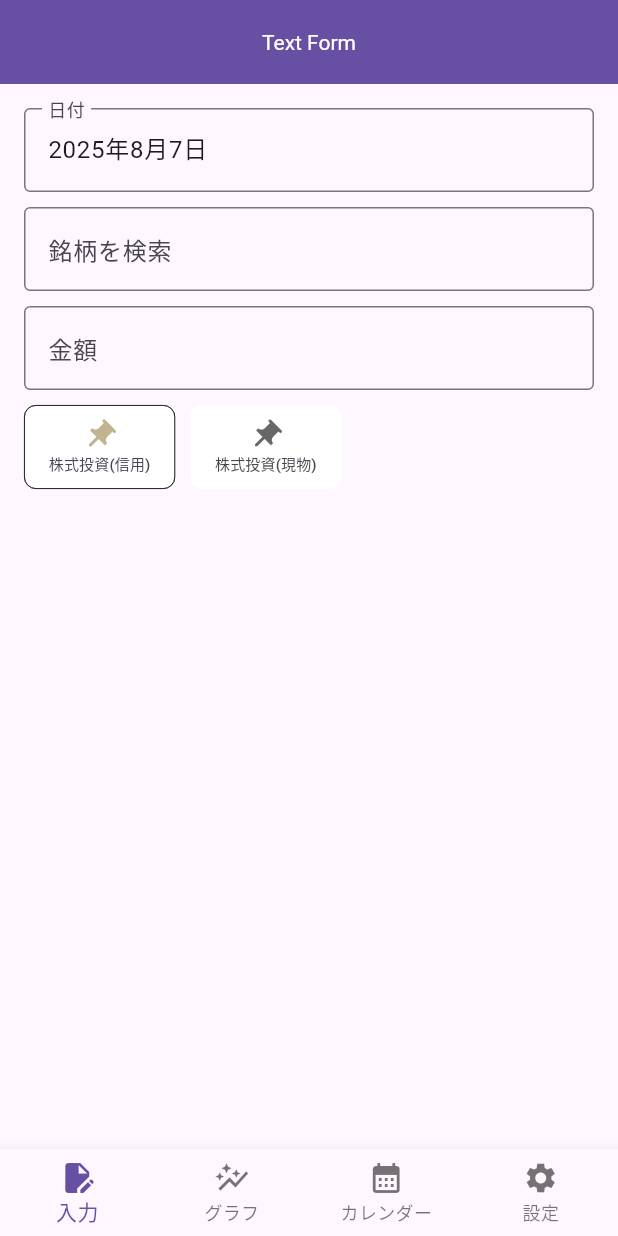
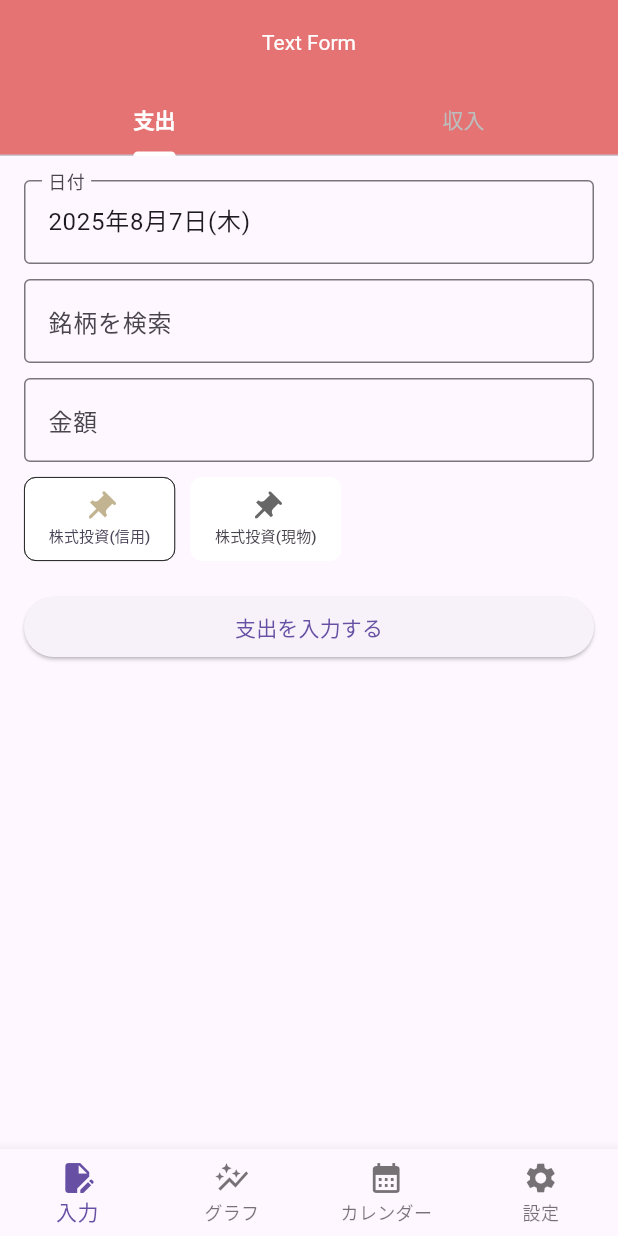
Before and after one commit to kao126/nantokanaru, a Flutter app: the screen it shows after launch, on a phone screen of 412 x 824 dp. Run offline on Flutter 3.47's test engine with Material 3 defaults, Android fonts, the phone set to English and light mode, and no system bars; our stand-ins replace csv, table_calendar; missing offline and left inert: holiday_jp.

Commit message:
update: text-form page

```diff
--- a/lib/components/text-form.dart
+++ b/lib/components/text-form.dart
@@ -1,5 +1,7 @@
 import 'package:flutter/material.dart';
 import 'package:flutter/cupertino.dart';
+import 'package:flutter/services.dart';
+import 'package:intl/intl.dart';
 import 'package:nantokanaru/utils/csv_loader.dart';
 import 'package:nantokanaru/utils/csv_format.dart';
 
@@ -13,16 +15,41 @@ class TextFormPage extends StatefulWidget {
 class _TextFormPageState extends State<TextFormPage> {
   final TextEditingController _dayController = TextEditingController();
   final TextEditingController _amountController = TextEditingController();
-  int _choiceIndex = 0;
+  final NumberFormat _yenFormat =
+      NumberFormat.currency(locale: 'ja_JP', symbol: '¥', decimalDigits: 0);
+  int _chipIndex = 0;
+  int _tabIndex = 0;
   DateTime _selectedDate = DateTime.now();
   List<String> _csvData = [];
 
   @override
   void initState() {
     super.initState();
+    _loadData();
     _dayController.text =
-        "${_selectedDate.year}年${_selectedDate.month}月${_selectedDate.day}日";
-    _loadData();
+        "${_selectedDate.year}年${_selectedDate.month}月${_selectedDate.day}日(${DateFormat.E('ja_JP').format(_selectedDate)})";
+
+    _amountController.addListener(() {
+      final raw = _amountController.text.replaceAll(RegExp(r'[¥,]'), '');
+
+      if (raw.isEmpty) return;
+
+      final number = int.tryParse(raw);
+      if (number == null) return;
+
+      final newText = _yenFormat.format(number);
+
+      // カーソル位置補正
+      final selectionIndexFromRight =
+          _amountController.text.length - _amountController.selection.end;
+
+      _amountController.value = TextEditingValue(
+        text: newText,
+        selection: TextSelection.collapsed(
+          offset: newText.length - selectionIndexFromRight,
+        ),
+      );
+    });
   }
 
   @override
@@ -56,7 +83,7 @@ class _TextFormPageState extends State<TextFormPage> {
               setState(() {
                 _selectedDate = newDate;
                 _dayController.text =
-                    "${newDate.year}年${newDate.month}月${newDate.day}日";
+                    "${newDate.year}年${newDate.month}月${newDate.day}日(${DateFormat.E('ja_JP').format(newDate)})";
               });
             },
           ),
@@ -67,18 +94,50 @@ class _TextFormPageState extends State<TextFormPage> {
 
   @override
   Widget build(BuildContext context) {
-    return Scaffold(
+    return DefaultTabController(
+      length: 2,
+      child: GestureDetector(
+        behavior: HitTestBehavior.translucent, // ← 空白も検出できるように
+        onTap: () {
+          FocusScope.of(context).unfocus(); // ← フォーカスを外す
+        },
+        child: Scaffold(
           appBar: AppBar(
             title: const Text('Text Form'),
             centerTitle: true,
             titleTextStyle: TextStyle(
               color: Theme.of(context).colorScheme.onPrimary,
             ),
-        backgroundColor: Theme.of(context).colorScheme.primary,
+            backgroundColor: _tabIndex == 0
+                // ? Theme.of(context).colorScheme.primary
+                ? Colors.red[300]
+                : Colors.blue[300],
+            bottom: TabBar(
+              // controller: tabController,
+              tabs: const <Widget>[
+                Tab(text: "支出"),
+                Tab(text: "収入"),
+              ],
+              indicatorColor: Colors.white,
+              labelColor: Colors.white,
+              labelStyle: const TextStyle(
+                fontWeight: FontWeight.bold,
+              ),
+              unselectedLabelColor: Colors.grey[400],
+              unselectedLabelStyle: const TextStyle(
+                fontWeight: FontWeight.normal,
+              ),
+              onTap: (int index) {
+                setState(() {
+                  _tabIndex = index; // 選択中インデックスを更新
+                });
+              },
+            ),
           ),
           body: Container(
             width: double.infinity,
             padding: const EdgeInsets.all(16.0),
+            child: SingleChildScrollView(
               child: Column(
                 crossAxisAlignment: CrossAxisAlignment.stretch,
                 children: [
@@ -94,26 +153,29 @@ class _TextFormPageState extends State<TextFormPage> {
                     onTap: () => _showDatePicker(context),
                   ),
                   const SizedBox(height: 10),
-            Autocomplete(fieldViewBuilder:
-                (context, textEditingController, focusNode, onFieldSubmitted) {
+                  Autocomplete(
+                    fieldViewBuilder: (context, textEditingController,
+                        focusNode, onFieldSubmitted) {
                       return TextFormField(
                         controller: textEditingController,
                         focusNode: focusNode,
                         decoration: const InputDecoration(
-                  hintText: '銘柄を検索',
+                          labelText: '銘柄を検索',
                           border: OutlineInputBorder(),
                         ),
                         onFieldSubmitted: (value) => onFieldSubmitted(),
                       );
-            }, optionsBuilder: (textEdigingValue) {
-              return _csvData
-                  .where((option) => option.contains(textEdigingValue.text));
-            }, optionsViewBuilder: (context, onSelected, options) {
+                    },
+                    optionsBuilder: (textEdigingValue) {
+                      return _csvData.where(
+                          (option) => option.contains(textEdigingValue.text));
+                    },
+                    optionsViewBuilder: (context, onSelected, options) {
                       return Align(
                         alignment: Alignment.topLeft,
                         child: Container(
-                  padding:
-                      const EdgeInsets.only(right: 32.0), // ← 右側にPaddingを追加
+                          padding: const EdgeInsets.only(
+                              right: 32.0), // ← 右側にPaddingを追加
                           child: Material(
                             elevation: 4.0,
                             child: ConstrainedBox(
@@ -135,15 +197,17 @@ class _TextFormPageState extends State<TextFormPage> {
                           ),
                         ),
                       );
-            }),
+                    },
+                  ),
                   const SizedBox(height: 10),
-            TextField(
+                  TextFormField(
                     controller: _amountController,
                     decoration: const InputDecoration(
-                hintText: '金額',
+                      labelText: '金額',
                       border: OutlineInputBorder(),
                     ),
                     keyboardType: TextInputType.number,
+                    inputFormatters: [FilteringTextInputFormatter.digitsOnly],
                   ),
                   const SizedBox(height: 10),
                   Wrap(
@@ -162,16 +226,18 @@ class _TextFormPageState extends State<TextFormPage> {
                           ],
                         ),
                         labelStyle: const TextStyle(fontSize: 10),
-                  selected: _choiceIndex == 0,
-                  side: _choiceIndex == 0
-                      ? const BorderSide(color: Colors.black87, width: 0.5)
-                      : const BorderSide(color: Colors.transparent, width: 0.5),
+                        selected: _chipIndex == 0,
+                        side: _chipIndex == 0
+                            ? const BorderSide(
+                                color: Colors.black87, width: 0.5)
+                            : const BorderSide(
+                                color: Colors.transparent, width: 0.5),
                         backgroundColor: Colors.white,
                         selectedColor: Colors.white,
                         showCheckmark: false,
                         onSelected: (bool selected) {
                           setState(() {
-                      _choiceIndex = 0;
+                            _chipIndex = 0;
                           });
                         },
                       ),
@@ -188,22 +254,35 @@ class _TextFormPageState extends State<TextFormPage> {
                           ],
                         ),
                         labelStyle: const TextStyle(fontSize: 10),
-                  selected: _choiceIndex == 1,
-                  side: _choiceIndex == 1
-                      ? const BorderSide(color: Colors.black87, width: 0.5)
-                      : const BorderSide(color: Colors.transparent, width: 0.5),
+                        selected: _chipIndex == 1,
+                        side: _chipIndex == 1
+                            ? const BorderSide(
+                                color: Colors.black87, width: 0.5)
+                            : const BorderSide(
+                                color: Colors.transparent, width: 0.5),
                         backgroundColor: Colors.white,
                         selectedColor: Colors.white,
                         showCheckmark: false,
                         onSelected: (bool selected) {
                           setState(() {
-                      _choiceIndex = 1;
+                            _chipIndex = 1;
                           });
                         },
                       ),
                     ],
-            )
+                  ),
+                  const SizedBox(height: 20),
+                  ElevatedButton(
+                    onPressed: () {
+                      // 送信処理を書く
+                      print('送信ボタンが押されました');
+                    },
+                    child: Text(_tabIndex == 0 ? '支出を入力する' : '収入を入力する'),
+                  ),
                 ],
+              ),
+            ),
+          ),
         ),
       ),
     );
```
Lines whose indentation alone changed are shown as unchanged.
